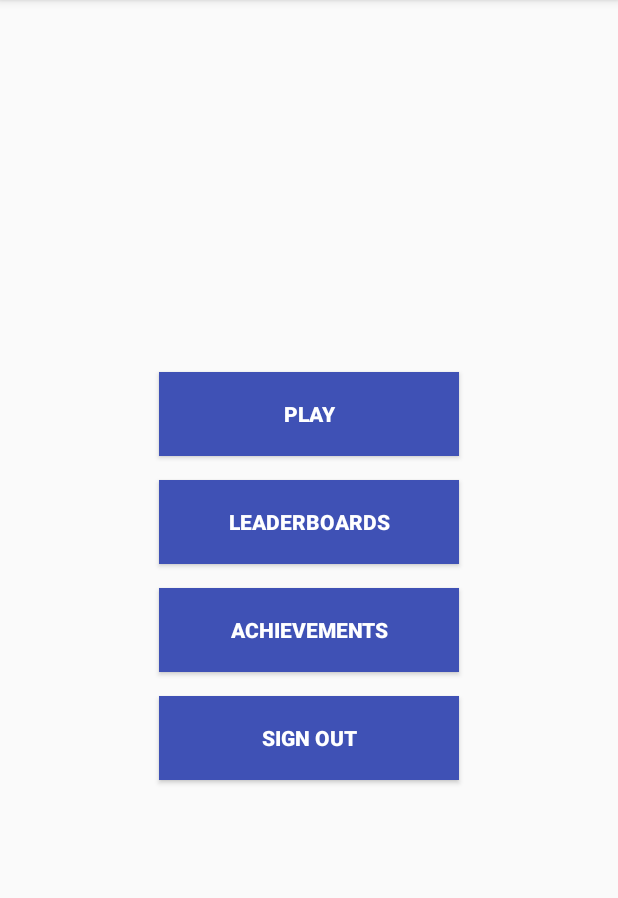
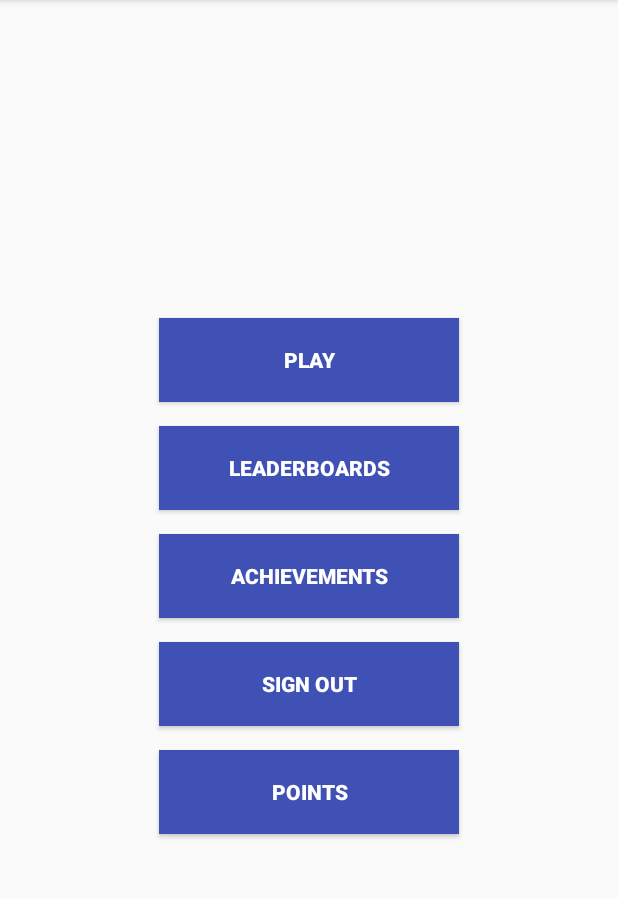
Before and after one commit to techlibplanet/GooglePlayGame, an Android app: the DashboardActivity screen opened directly, with no data from a screen before it, on a phone screen of 412 x 824 dp, the part 84-982 px from its top. Run offline under Robolectric (Android 15) with nearby library versions, the phone set to English and light mode, and no system bars.

Commit message:
Initial commit

```diff
--- a/app/src/main/AndroidManifest.xml
+++ b/app/src/main/AndroidManifest.xml
@@ -2,7 +2,7 @@
 <manifest xmlns:android="http://schemas.android.com/apk/res/android"
     package="com.example.mayank.googleplaygame">
 
-    <uses-permission android:name="android.permission.INTERNET"/>
+    <uses-permission android:name="android.permission.INTERNET" />
 
     <application
         android:name=".PlayGameApplication"
@@ -29,7 +29,8 @@
         <activity android:name=".dashboard.DashboardActivity" />
         <activity android:name=".play.PlayActivity" />
         <activity android:name=".quickplay.QuickPlayActivity" />
-        <activity android:name=".multiplay.MultiPlayerActivity"></activity>
+        <activity android:name=".multiplay.MultiPlayerActivity" />
+        <activity android:name=".wallet.WalletActivity"></activity>
     </application>
 
 </manifest>
--- a/app/src/main/java/com/example/mayank/googleplaygame/PlayGameLib.kt
+++ b/app/src/main/java/com/example/mayank/googleplaygame/PlayGameLib.kt
@@ -82,6 +82,7 @@ class PlayGameLib(private val activity : Activity) {
         GameConstants.mMyId = getMyId()
         GameConstants.modelList = mutableListOf<ResultViewModel>()
         GameConstants.mInvitationClient = Games.getInvitationsClient(activity, getSignInAccount()!!)
+        GameConstants.imageUri = getImageUri()
 
 //        GameConstants.mInvitationClient = getInvitationClient()
 
--- a/app/src/main/java/com/example/mayank/googleplaygame/dashboard/DashboardActivity.kt
+++ b/app/src/main/java/com/example/mayank/googleplaygame/dashboard/DashboardActivity.kt
@@ -21,7 +21,7 @@ class DashboardActivity : AppCompatActivity(), View.OnClickListener {
     private val RC_ACHIEVEMENT_UI = 9003
     private val RC_LEADERBOARD_UI = 9004
 
-    private val CLICKABLES = intArrayOf(R.id.sign_out_button, R.id.achievements_button, R.id.leaderboards_button, R.id.play_button)
+    private val CLICKABLES = intArrayOf(R.id.sign_out_button, R.id.achievements_button, R.id.leaderboards_button, R.id.play_button, R.id.wallet_button)
 
     override fun onCreate(savedInstanceState: Bundle?) {
         super.onCreate(savedInstanceState)
@@ -58,6 +58,11 @@ class DashboardActivity : AppCompatActivity(), View.OnClickListener {
                 startActivity(intent)
 //                finish()
             }
+
+            R.id.wallet_button ->{
+
+            }
+
         }
 
     }
--- a/app/src/main/java/com/example/mayank/googleplaygame/multiplay/resultadapter/ResultViewAdapter.kt
+++ b/app/src/main/java/com/example/mayank/googleplaygame/multiplay/resultadapter/ResultViewAdapter.kt
@@ -1,6 +1,7 @@
 package com.example.mayank.googleplaygame.multiplay.resultadapter
 
 import android.content.Context
+import android.graphics.Color
 import android.support.v7.widget.RecyclerView
 import android.view.LayoutInflater
 import android.view.ViewGroup
--- a/app/src/main/java/com/example/mayank/googleplaygame/multiplay/resultadapter/ResultViewHolder.kt
+++ b/app/src/main/java/com/example/mayank/googleplaygame/multiplay/resultadapter/ResultViewHolder.kt
@@ -1,6 +1,7 @@
 package com.example.mayank.googleplaygame.multiplay.resultadapter
 
 import android.content.Context
+import android.graphics.Color
 import android.support.v7.widget.RecyclerView
 import android.view.View
 import android.widget.ImageView
@@ -19,13 +20,15 @@ class ResultViewHolder(itemView: View) : RecyclerView.ViewHolder(itemView) {
 //        val textViewDropQuestions = itemView.findViewById<TextView>(R.id.text_view_drop_questions)
         val playerDisplayImage = itemView.findViewById<ImageView>(R.id.player_display_image)
         textViewPlayerName.text = resultViewModel.playerName
-        textViewRightAnswers.text = resultViewModel.rightAnswers
+        textViewRightAnswers.text = resultViewModel.rightAnswers.toString()
         val mgr = ImageManager.create(context)
 
         if (position!=0){
 //            playerDisplayImage.setImageURI(resultViewModel.imageUri)
+
             mgr.loadImage(playerDisplayImage, resultViewModel.imageUri)
         }
+
 
 
 //        textViewWrongAnswers.text = resultViewModel.wrongAnswers
--- a/app/src/main/res/layout/activity_dashboard.xml
+++ b/app/src/main/res/layout/activity_dashboard.xml
@@ -121,4 +121,26 @@
         app:layout_constraintTop_toTopOf="parent"
         app:layout_constraintVertical_bias="0.906" />
 
+    <Button
+        android:textColor="@color/colorWhite"
+        android:background="@color/colorPrimary"
+        android:id="@+id/wallet_button"
+        android:layout_width="200dp"
+        android:layout_height="?actionBarSize"
+        android:layout_marginBottom="8dp"
+        android:layout_marginEnd="8dp"
+        android:layout_marginLeft="8dp"
+        android:layout_marginRight="8dp"
+        android:layout_marginStart="8dp"
+        android:layout_marginTop="8dp"
+        android:elevation="5dp"
+        android:text="Points"
+        android:textStyle="bold"
+        app:layout_constraintBottom_toBottomOf="parent"
+        app:layout_constraintEnd_toEndOf="parent"
+        app:layout_constraintHorizontal_bias="0.666"
+        app:layout_constraintStart_toStartOf="parent"
+        app:layout_constraintTop_toTopOf="parent"
+        app:layout_constraintVertical_bias="0.906" />
+
 </LinearLayout>
```
Also changed, not shown: app/src/main/java/com/example/mayank/googleplaygame/multiplay/MultiplayerResultFragment.kt (+32 -3 lines), app/src/main/java/com/example/mayank/googleplaygame/wallet/WalletActivity.kt (added, +13 -0 lines), app/src/main/res/layout/activity_wallet.xml (added, +9 -0 lines).
